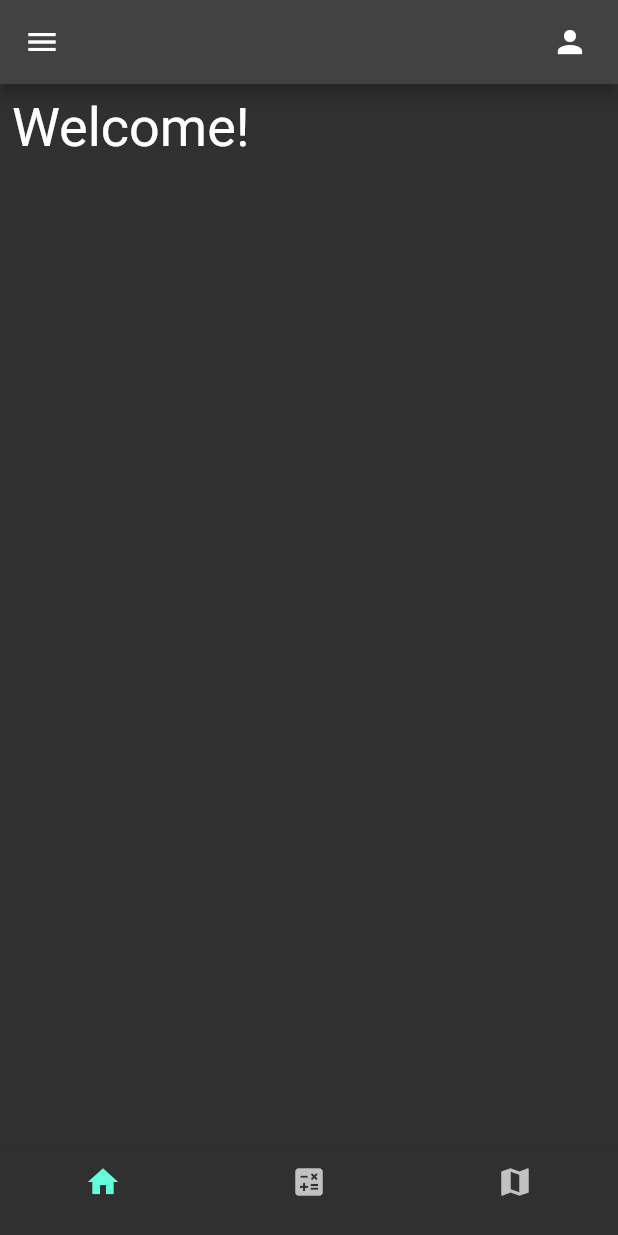
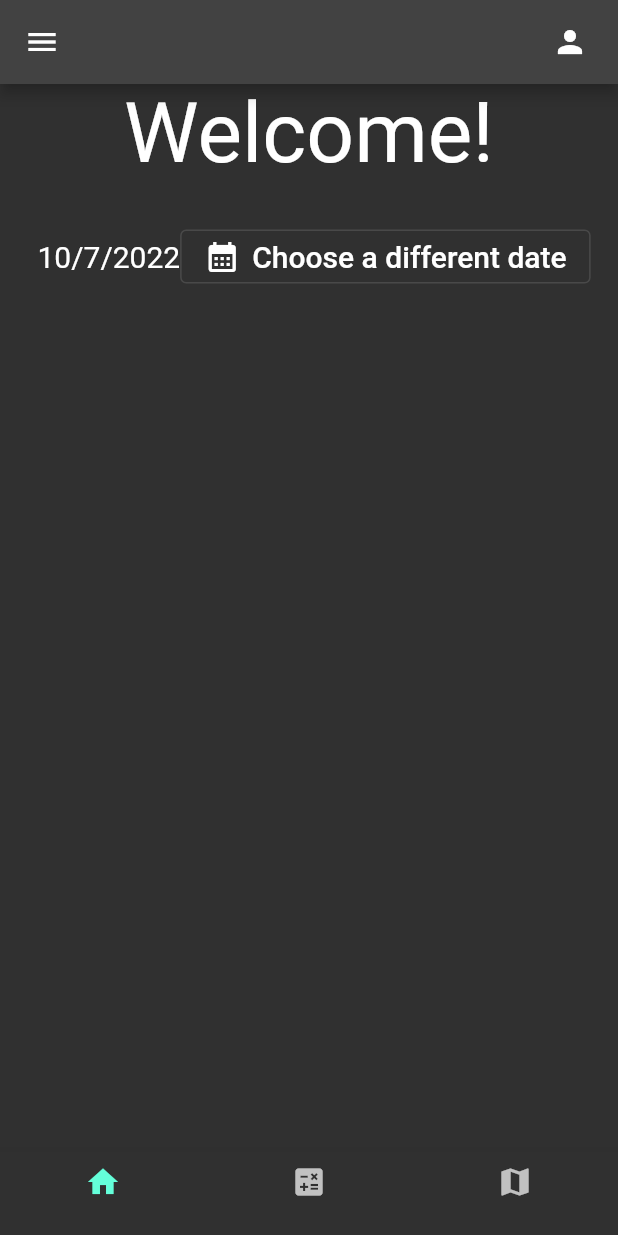
Before and after one commit to laRayna/academic-app, a Flutter app: the screen it shows after launch, on a phone screen of 412 x 824 dp. Run offline on Flutter 3.47's test engine with Material 2 defaults, Android fonts, the phone set to English and light mode, and no system bars.

Commit message:
calendar
Selecting dates

```diff
--- a/lib/pages/home_page.dart
+++ b/lib/pages/home_page.dart
@@ -1,4 +1,19 @@
 import 'package:flutter/material.dart';
+
+var MONTHS = [
+  "Janurary",
+  "Feburary",
+  "March",
+  "April",
+  "May",
+  "June",
+  "July",
+  "August",
+  "September",
+  "October",
+  "November",
+  "December"
+];
 
 class HomePage extends StatefulWidget {
   const HomePage({Key? key}) : super(key: key);
@@ -8,6 +23,8 @@ class HomePage extends StatefulWidget {
 }
 
 class _HomePageState extends State<HomePage> {
+  DateTime date = DateTime(2022, 10, 07);
+
   @override
   Widget build(BuildContext context) {
     return Scaffold(
@@ -38,14 +55,43 @@ class _HomePageState extends State<HomePage> {
       ),
       body: Column(children: [
         Padding(
-          padding: const EdgeInsets.all(8.0),
+          padding: const EdgeInsets.symmetric(horizontal: 25.0),
           child: Text(
-            "Welcome!",
+            'Welcome!',
             style: TextStyle(
-              fontSize: 36,
+              fontSize: 56,
             ),
           ),
-        )
+        ),
+        SizedBox(height: 25),
+        Padding(
+          padding: const EdgeInsets.symmetric(horizontal: 25.0),
+          child: Row(
+            mainAxisAlignment: MainAxisAlignment.spaceEvenly,
+            children: [
+              Text(
+                '${date.month}/${date.day}/${date.year}',
+                style: TextStyle(fontSize: 20),
+              ),
+              OutlinedButton.icon(
+                  icon: Icon(Icons.calendar_month, color: Colors.white),
+                  label: Text('Choose a different date',
+                      style: TextStyle(color: Colors.white, fontSize: 20)),
+                  onPressed: () async {
+                    DateTime? newDate = await showDatePicker(
+                      context: context,
+                      initialDate: date,
+                      firstDate: DateTime(2022),
+                      lastDate: DateTime(2024),
+                    );
+
+                    if (newDate == null) return;
+
+                    setState(() => date = newDate);
+                  }),
+            ],
+          ),
+        ),
       ]),
     );
   }
```
